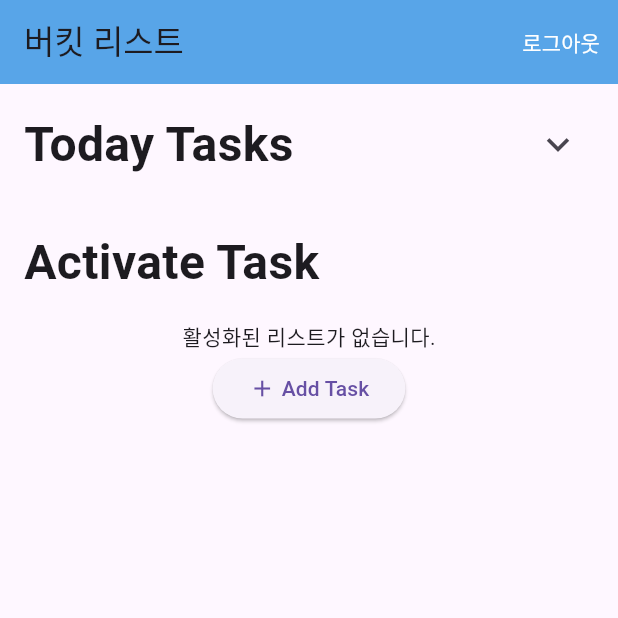
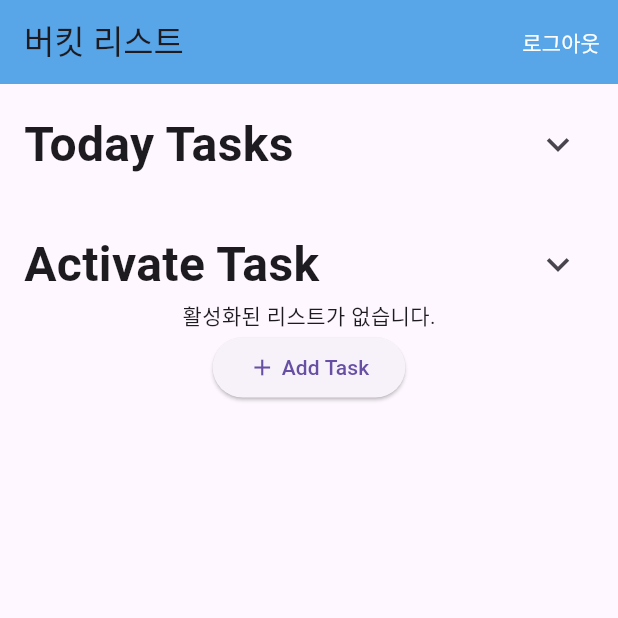
Before and after one commit to sanggyoon/AndroidProgramingClass_with_Flutter, a Flutter app: the HomePage screen opened directly, on a phone screen of 412 x 824 dp, the top half of it. Run offline on Flutter 3.47's test engine with Material 3 defaults, Android fonts, the phone set to English and light mode, and no system bars; our stand-ins replace cloud_firestore, firebase_auth, firebase_core; accounts and stored records are empty.

Commit message:
implement slide animation2

```diff
--- a/lib/activatedList.dart
+++ b/lib/activatedList.dart
@@ -13,13 +13,15 @@ class ActivatedList extends StatefulWidget {
   _ActivatedListState createState() => _ActivatedListState();
 }
 
-class _ActivatedListState extends State<ActivatedList> {
+class _ActivatedListState extends State<ActivatedList>
+    with TickerProviderStateMixin {
   TextEditingController jobController = TextEditingController();
   TextEditingController infoController = TextEditingController();
 
   // 선택된 요일과 색상 상태를 관리
   List<int> selectedDays = [];
   Color? selectedColor;
+  bool _isExpanded = true; // 기본적으로 리스트가 펼쳐진 상태
 
   @override
   Widget build(BuildContext context) {
@@ -30,6 +32,9 @@ class _ActivatedListState extends State<ActivatedList> {
       child: Column(
         crossAxisAlignment: CrossAxisAlignment.start,
         children: [
+          Row(
+            mainAxisAlignment: MainAxisAlignment.spaceBetween,
+            children: [
               Text(
                 "Activate Task",
                 style: TextStyle(
@@ -37,8 +42,30 @@ class _ActivatedListState extends State<ActivatedList> {
                   fontWeight: FontWeight.bold,
                 ),
               ),
-          SizedBox(height: 16),
-          FutureBuilder<QuerySnapshot>(
+              IconButton(
+                icon: AnimatedRotation(
+                  turns: _isExpanded ? 0.5 : 0.0, // 아이콘 회전 애니메이션
+                  duration: Duration(milliseconds: 300),
+                  child: Icon(
+                    _isExpanded
+                        ? Icons.keyboard_arrow_up
+                        : Icons.keyboard_arrow_down,
+                    size: 30,
+                  ),
+                ),
+                onPressed: () {
+                  setState(() {
+                    _isExpanded = !_isExpanded; // 리스트 확장 상태 전환
+                  });
+                },
+              ),
+            ],
+          ),
+          AnimatedSize(
+            duration: Duration(milliseconds: 300),
+            curve: Curves.easeInOut,
+            child: _isExpanded
+                ? FutureBuilder<QuerySnapshot>(
                     future: bucketService.bucketCollection
                         .where('uid', isEqualTo: widget.userId)
                         .get(),
@@ -54,11 +81,10 @@ class _ActivatedListState extends State<ActivatedList> {
                           final doc = documents[index];
                           String job = doc.get('job');
                           bool isActivate = doc.get('isActivate');
-                  int colorValue =
-                      doc.get('color'); // 데이터베이스에서 저장된 색상 값 (int 형식)
-                  String? info = doc.get('info'); // info 필드를 가져옴
+                          int colorValue = doc.get('color');
+                          String? info = doc.get('info');
 
-                  Color taskColor = Color(colorValue); // int를 Color로 변환
+                          Color taskColor = Color(colorValue);
 
                           return Container(
                             margin: EdgeInsets.only(bottom: 8.0),
@@ -79,30 +105,31 @@ class _ActivatedListState extends State<ActivatedList> {
                                   title: Text(
                                     job,
                                     style: TextStyle(
-                                fontSize: 18, fontWeight: FontWeight.w500),
+                                        fontSize: 18,
+                                        fontWeight: FontWeight.w500),
                                   ),
                                   trailing: CupertinoSwitch(
                                     value: isActivate,
                                     onChanged: (value) {
-                              bucketService.update(doc.id, isActivate: value);
+                                      bucketService.update(doc.id,
+                                          isActivate: value);
                                     },
-                            activeColor: taskColor, // 데이터베이스에서 불러온 색상으로 설정
+                                    activeColor: taskColor,
                                   ),
                                 ),
-                        // info가 존재하면 표시
-                        // info가 존재하면 표시
                                 if (info != null && info.isNotEmpty)
                                   Padding(
                                     padding: const EdgeInsets.only(bottom: 8.0),
                                     child: Align(
-                              alignment: Alignment.centerLeft, // 왼쪽 정렬
+                                      alignment: Alignment.centerLeft,
                                       child: Padding(
                                         padding: const EdgeInsets.symmetric(
-                                    horizontal: 16.0), // 여백 추가 (필요시)
+                                            horizontal: 16.0),
                                         child: Text(
                                           info,
                                           style: TextStyle(
-                                      fontSize: 16, color: Colors.black54),
+                                              fontSize: 16,
+                                              color: Colors.black54),
                                         ),
                                       ),
                                     ),
@@ -113,6 +140,8 @@ class _ActivatedListState extends State<ActivatedList> {
                         },
                       );
                     },
+                  )
+                : SizedBox.shrink(),
           ),
           Align(
             alignment: Alignment.center,
```
Also changed, not shown: lib/bucket_service.dart (+25 -0 lines). Lines whose indentation alone changed are shown as unchanged.
